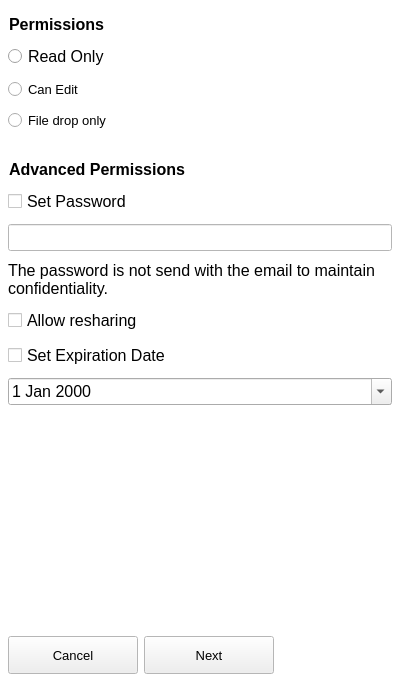
The window that src/gui/shareusergrouppermissionwidget.ui (nextmcloud/desktop) describes before a commit, drawn with Qt 5.
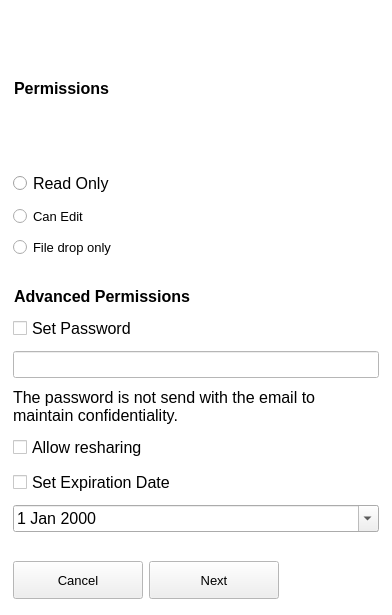
The same window after the commit.

```diff
--- a/src/gui/shareusergrouppermissionwidget.ui
+++ b/src/gui/shareusergrouppermissionwidget.ui
@@ -6,12 +6,12 @@
    <rect>
     <x>0</x>
     <y>0</y>
-    <width>400</width>
-    <height>690</height>
+    <width>392</width>
+    <height>615</height>
    </rect>
   </property>
   <property name="sizePolicy">
-   <sizepolicy hsizetype="Fixed" vsizetype="Preferred">
+   <sizepolicy hsizetype="Preferred" vsizetype="Preferred">
     <horstretch>0</horstretch>
     <verstretch>0</verstretch>
    </sizepolicy>
@@ -108,12 +108,12 @@
       <enum>Qt::Vertical</enum>
      </property>
      <property name="sizeType">
-      <enum>QSizePolicy::Expanding</enum>
+      <enum>QSizePolicy::Fixed</enum>
      </property>
      <property name="sizeHint" stdset="0">
       <size>
        <width>20</width>
-       <height>30</height>
+       <height>24</height>
       </size>
      </property>
     </spacer>
@@ -163,9 +163,12 @@
        <property name="orientation">
         <enum>Qt::Horizontal</enum>
        </property>
+       <property name="sizeType">
+        <enum>QSizePolicy::Fixed</enum>
+       </property>
        <property name="sizeHint" stdset="0">
         <size>
-         <width>40</width>
+         <width>100</width>
          <height>20</height>
         </size>
        </property>
```
